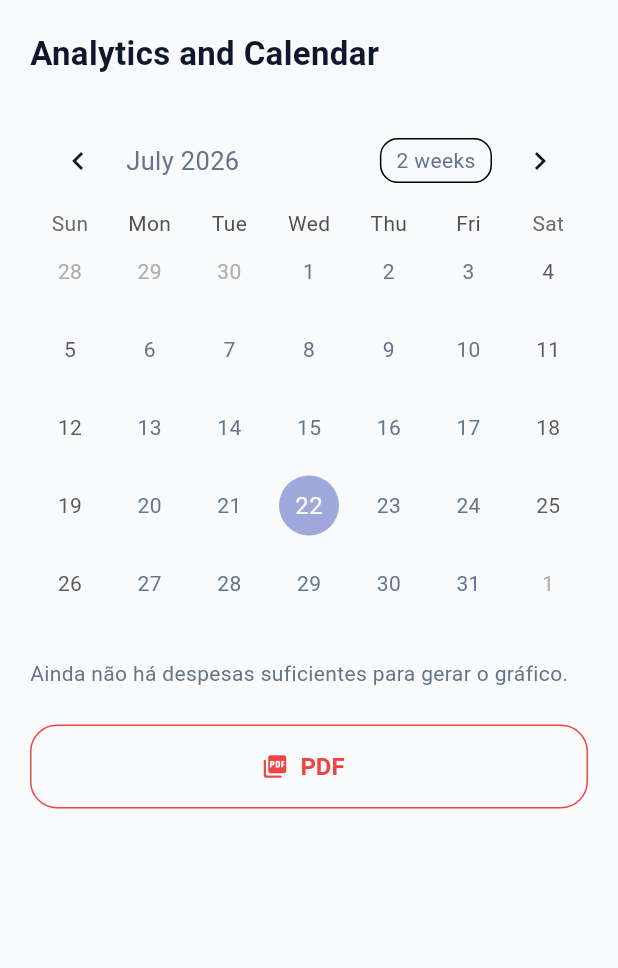
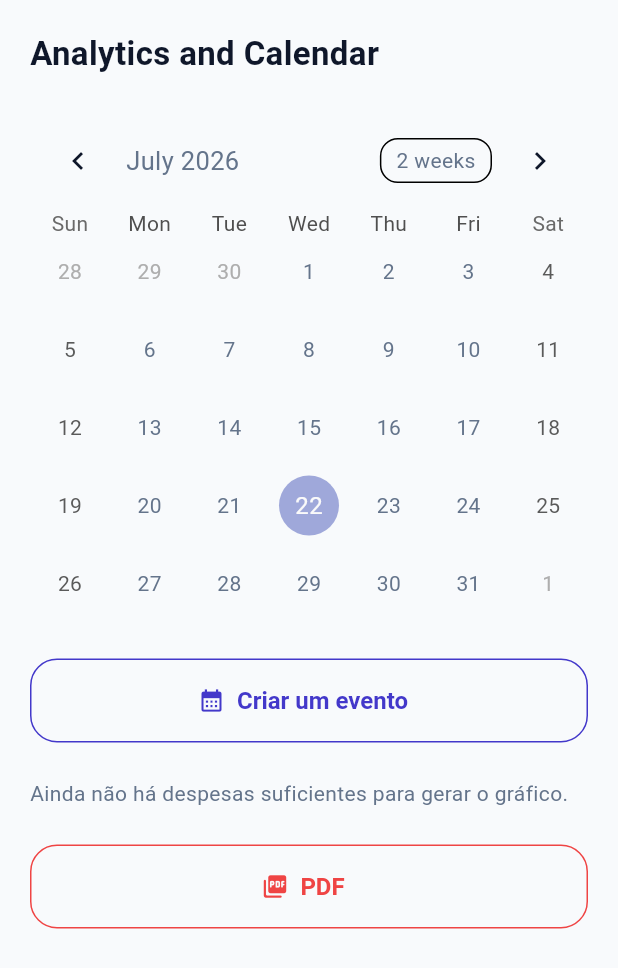
Before and after one commit to DMarques24/FinSync, a Flutter app: the AnalyticsPage screen opened directly, on a phone screen of 412 x 824 dp. Shown: the top 968 px of the screen. Run offline on Flutter 3.47's test engine with Material 3 defaults, Android fonts, the phone set to English and light mode, and no system bars; drawn by our look-alikes of table_calendar; our stand-ins replace flutter_bloc, get_it, go_router, image_picker, supabase_flutter; missing offline and left inert: liquid_glass_bar, sankey_flutter; accounts and stored records are empty.

Commit message:
feat: add calendar events feature; implement data source, repository, use cases, and UI for managing calendar events

```diff
--- /dev/null
+++ b/finsync/lib/data/datasources/calendar_events_remote_datasource.dart
@@ -0,0 +1,6 @@
+import 'package:finsync/data/models/calendar_events_model.dart';
+
+abstract class CalendarEventsRemoteDatasource {
+  Future<List<CalendarEventsModel>> getAllCalendarEvents();
+  Future<void> insertCalendarEvents(CalendarEventsModel calendarEvent);
+}
--- /dev/null
+++ b/finsync/lib/domain/entities/calendar_event.dart
@@ -0,0 +1,13 @@
+class CalendarEventEntity {
+  final int id;
+  final String name;
+  final double price;
+  final DateTime date;
+
+  CalendarEventEntity({
+    required this.id,
+    required this.name,
+    required this.price,
+    required this.date,
+  });
+}
--- /dev/null
+++ b/finsync/lib/domain/usecases/get_all_calendar_events.dart
@@ -0,0 +1,12 @@
+import 'package:finsync/domain/entities/calendar_event.dart';
+import 'package:finsync/domain/repositories/calendar_event_repository.dart';
+
+class GetAllCalendarEvents {
+  final CalendarEventRepository repository;
+
+  GetAllCalendarEvents(this.repository);
+
+  Future<List<CalendarEventEntity>> call() async {
+    return await repository.getAllCalendarEvents();
+  }
+}
--- /dev/null
+++ b/finsync/lib/domain/usecases/insert_calendar_event.dart
@@ -0,0 +1,12 @@
+import 'package:finsync/domain/entities/calendar_event.dart';
+import 'package:finsync/domain/repositories/calendar_event_repository.dart';
+
+class InsertCalendarEvent {
+  final CalendarEventRepository repository;
+
+  InsertCalendarEvent(this.repository);
+
+  Future<void> call(CalendarEventEntity event) {
+    return repository.insertCalendarEvent(event);
+  }
+}
--- a/finsync/lib/presentation/pages/analytics/analytics_bloc.dart
+++ b/finsync/lib/presentation/pages/analytics/analytics_bloc.dart
@@ -1,5 +1,6 @@
-import 'package:finsync/domain/usecases/get_all_desires.dart';
+import 'package:finsync/domain/usecases/get_all_calendar_events.dart';
 import 'package:finsync/domain/usecases/get_all_expenses.dart';
+import 'package:finsync/domain/usecases/insert_calendar_event.dart';
 import 'package:finsync/presentation/pages/analytics/analytics_event.dart';
 import 'package:finsync/presentation/pages/analytics/analytics_state.dart';
 import 'package:flutter_bloc/flutter_bloc.dart';
@@ -8,19 +9,28 @@ import 'package:sankey_flutter/sankey_node.dart';
 
 class AnalyticsBloc extends Bloc<AnalyticsEvent, AnalyticsState> {
   final GetAllExpenses getAllExpenses;
-  AnalyticsBloc(this.getAllExpenses)
-    : super(AnalyticsInitialState()) {
+  final InsertCalendarEvent insertCalendarEvent;
+  final GetAllCalendarEvents getAllCalendarEvents;
+  AnalyticsBloc(
+    this.getAllExpenses,
+    this.insertCalendarEvent,
+    this.getAllCalendarEvents,
+  ) : super(AnalyticsInitialState()) {
     on<LoadAnalyticsEvent>(_onLoadAnalytics);
+    on<AddEventCalendarEvent>(_addCalendarEvent);
   }
   Future<void> _onLoadAnalytics(
     LoadAnalyticsEvent event,
     Emitter<AnalyticsState> emit,
   ) async {
     emit(AnalyticsLoadingState());
+
     try {
       final expenses = await getAllExpenses();
+      final calendarEvents = await getAllCalendarEvents();
 
       final nodesById = <String, SankeyNode>{};
+
       SankeyNode node(String label) => nodesById.putIfAbsent(
         label,
         () => SankeyNode(id: nodesById.length, label: label),
@@ -29,14 +39,16 @@ class AnalyticsBloc extends Bloc<AnalyticsEvent, AnalyticsState> {
       final links = <SankeyLink>[];
 
       final byCategory = <String, double>{};
+
       for (final expense in expenses) {
         byCategory[expense.category] =
             (byCategory[expense.category] ?? 0) + expense.price;
       }
+
       byCategory.forEach((category, total) {
         links.add(
           SankeyLink(
-            source: node('Salário'),
+            source: node("Salário"),
             target: node(category),
             value: total,
           ),
@@ -44,10 +56,29 @@ class AnalyticsBloc extends Bloc<AnalyticsEvent, AnalyticsState> {
       });
 
       emit(
-        AnalyticsLoadedState(nodes: nodesById.values.toList(), links: links),
+        AnalyticsLoadedState(
+          nodes: nodesById.values.toList(),
+          links: links,
+          event: calendarEvents,
+        ),
       );
     } catch (e) {
       emit(AnalyticsErrorState(e.toString()));
     }
   }
+
+  Future<void> _addCalendarEvent(
+    AddEventCalendarEvent event,
+    Emitter<AnalyticsState> emit,
+  ) async {
+    try {
+      await insertCalendarEvent(event.event);
+      event.completer?.complete();
+
+      add(LoadAnalyticsEvent());
+    } catch (e) {
+      event.completer?.completeError(e);
+      emit(AnalyticsErrorState(e.toString()));
+    }
+  }
 }
--- a/finsync/lib/presentation/pages/analytics/analytics_event.dart
+++ b/finsync/lib/presentation/pages/analytics/analytics_event.dart
@@ -1,3 +1,14 @@
+import 'dart:async';
+
+import 'package:finsync/domain/entities/calendar_event.dart';
+
 abstract class AnalyticsEvent {}
 
 class LoadAnalyticsEvent extends AnalyticsEvent {}
+
+class AddEventCalendarEvent extends AnalyticsEvent {
+  final CalendarEventEntity event;
+  final Completer<void>? completer;
+
+  AddEventCalendarEvent(this.event, {this.completer});
+}
--- a/finsync/lib/presentation/pages/analytics/analytics_page.dart
+++ b/finsync/lib/presentation/pages/analytics/analytics_page.dart
@@ -3,6 +3,7 @@ import 'package:finsync/core/theme/text_styles.dart';
 import 'package:finsync/presentation/pages/analytics/analytics_bloc.dart';
 import 'package:finsync/presentation/pages/analytics/analytics_event.dart';
 import 'package:finsync/presentation/pages/analytics/analytics_state.dart';
+import 'package:finsync/presentation/pages/analytics/components/add_event_calendar.dart';
 import 'package:flutter/material.dart';
 import 'package:flutter_bloc/flutter_bloc.dart';
 import 'package:sankey_flutter/sankey_helpers.dart';
@@ -44,6 +45,37 @@ class _AnalyticsPageState extends State<AnalyticsPage> {
                     firstDay: DateTime.utc(2010, 10, 16),
                     lastDay: DateTime.utc(2030, 3, 14),
                     focusedDay: DateTime.now(),
+                  ),
+                  const SizedBox(height: 24),
+
+                  SizedBox(
+                    width: double.infinity,
+                    height: 56,
+                    child: OutlinedButton.icon(
+                      onPressed: () {
+                        showModalBottomSheet(
+                          context: context,
+                          builder: (_) => const AddEventCalendar(),
+                        );
+                      },
+                      icon: const Icon(
+                        Icons.calendar_month,
+                        color: AppColors.secondary,
+                      ),
+                      label: const Text(
+                        "Criar um evento",
+                        style: TextStyle(
+                          color: AppColors.secondary,
+                          fontWeight: FontWeight.bold,
+                        ),
+                      ),
+                      style: OutlinedButton.styleFrom(
+                        side: const BorderSide(color: AppColors.secondary),
+                        shape: RoundedRectangleBorder(
+                          borderRadius: BorderRadius.circular(18),
+                        ),
+                      ),
+                    ),
                   ),
                   const SizedBox(height: 24),
 
--- a/finsync/lib/presentation/pages/analytics/analytics_state.dart
+++ b/finsync/lib/presentation/pages/analytics/analytics_state.dart
@@ -1,3 +1,4 @@
+import 'package:finsync/domain/entities/calendar_event.dart';
 import 'package:sankey_flutter/sankey_link.dart';
 import 'package:sankey_flutter/sankey_node.dart';
 
@@ -10,8 +11,13 @@ class AnalyticsLoadingState extends AnalyticsState {}
 class AnalyticsLoadedState extends AnalyticsState {
   final List<SankeyNode> nodes;
   final List<SankeyLink> links;
+  final List<CalendarEventEntity> event;
 
-  AnalyticsLoadedState({required this.nodes, required this.links});
+  AnalyticsLoadedState({
+    required this.nodes,
+    required this.links,
+    required this.event,
+  });
 }
 
 class AnalyticsErrorState extends AnalyticsState {
```
Also changed, not shown: finsync/lib/core/di/injection.dart (+29 -1 lines), finsync/lib/data/datasources/calendar_events_remote_datasource_impl.dart (added, +38 -0 lines), finsync/lib/data/models/calendar_events_model.dart (added, +45 -0 lines), finsync/lib/data/repositories/calendar_events_repository_impl.dart (added, +27 -0 lines), finsync/lib/domain/repositories/calendar_event_repository.dart (added, +7 -0 lines), finsync/lib/presentation/pages/analytics/components/add_event_calendar.dart (added, +210 -0 lines).
